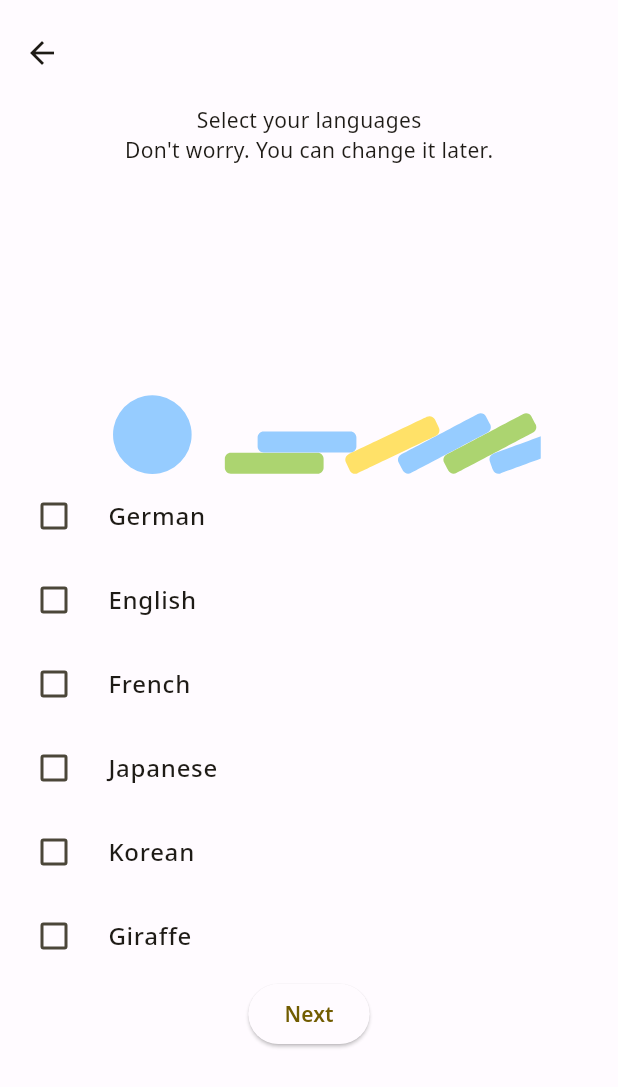
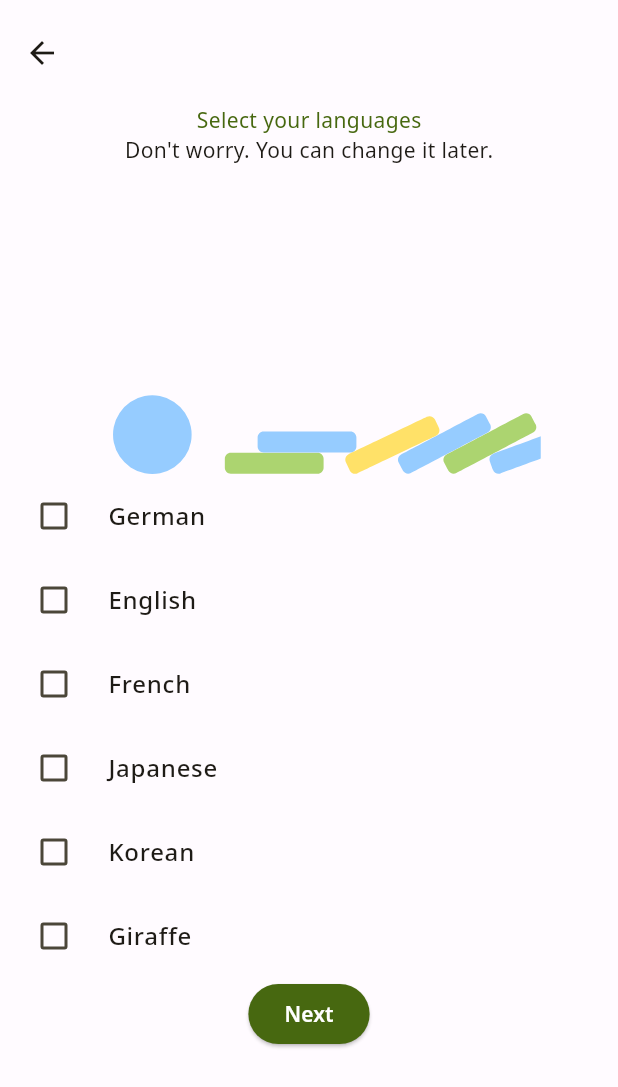
Before and after one commit to domephant/vocabulary, a Flutter app: the LanguageSelectionScreen screen opened directly, on a phone screen of 412 x 824 dp. Shown: the top 1087 px of the screen. Run offline on Flutter 3.47's test engine with Material 2 defaults, Android fonts, the phone set to English and light mode, and no system bars; our stand-ins replace firebase_core, font_awesome_flutter, lottie, page_transition; accounts and stored records are empty.

Commit message:
Fixed colors and color behavior

```diff
--- a/lib/components/buttons/vocab_first_setup_button.dart
+++ b/lib/components/buttons/vocab_first_setup_button.dart
@@ -3,15 +3,16 @@ import 'package:flutter/material.dart';
 class VocabFirstSetupButton extends StatelessWidget {
   final Text title;
   final VoidCallback onPressed;
+  final ButtonStyle style;
 
   const VocabFirstSetupButton(
-      {Key? key, required this.title, required this.onPressed})
+      {Key? key,
+      required this.title,
+      required this.onPressed,
+      required this.style})
       : super(key: key);
   @override
   Widget build(BuildContext context) {
-    return ElevatedButton(
-      onPressed: onPressed,
-      child: title,
-    );
+    return ElevatedButton(onPressed: onPressed, child: title, style: style);
   }
 }
--- a/lib/components/navigation/vocab_appbar.dart
+++ b/lib/components/navigation/vocab_appbar.dart
@@ -12,9 +12,8 @@ class VocabAppBar extends StatelessWidget implements PreferredSizeWidget {
   @override
   Widget build(BuildContext context) {
     return AppBar(
-      backgroundColor: Colors.white,
-      surfaceTintColor: Colors.white,
       toolbarHeight: AppBar().preferredSize.height * 1.25,
+      elevation: 0,
       leading: IconButton(
         onPressed: () {
           Scaffold.of(context).openDrawer();
--- a/lib/components/navigation/vocab_listtile.dart
+++ b/lib/components/navigation/vocab_listtile.dart
@@ -29,7 +29,8 @@ class VocabListTile extends StatelessWidget {
             style: Theme.of(context).textTheme.labelLarge,
           ),
           selected: enabled,
-          selectedColor: Colors.black,
+          iconColor: Theme.of(context).colorScheme.onBackground,
+          selectedTileColor: Theme.of(context).colorScheme.surfaceVariant,
           onTap: onPressed),
     );
   }
--- a/lib/components/selection/vocab_checkbox.dart
+++ b/lib/components/selection/vocab_checkbox.dart
@@ -1,7 +1,7 @@
 import 'package:flutter/material.dart';
 
 class VocabCheckBox extends StatefulWidget {
-  final Text title;
+  final String title;
   const VocabCheckBox({
     Key? key,
     required this.title,
@@ -18,7 +18,16 @@ class _VocabCheckBoxState extends State<VocabCheckBox> {
     return CheckboxListTile(
         controlAffinity: ListTileControlAffinity.leading,
         value: ticked,
-        title: widget.title,
+        title: Text(
+          widget.title,
+          style: TextStyle(
+              color: ticked
+                  ? Theme.of(context).colorScheme.tertiary
+                  : Theme.of(context).colorScheme.onBackground),
+        ),
+        activeColor: Theme.of(context).colorScheme.tertiary,
+        checkboxShape:
+            RoundedRectangleBorder(borderRadius: BorderRadius.circular(2)),
         onChanged: (value) {
           setState(() {
             ticked = !ticked;
--- a/lib/main.dart
+++ b/lib/main.dart
@@ -1,6 +1,7 @@
 import 'package:flutter/material.dart';
 import 'package:provider/provider.dart';
 import 'package:vocabulary/providers/page_index_provider.dart';
+import 'package:vocabulary/screens/first_setup/welcome.dart';
 import 'package:vocabulary/styles/color_schemes.g.dart';
 import 'package:vocabulary/styles/custom_color.g.dart';
 import 'package:vocabulary/wrapper/page_wrapper.dart';
@@ -75,6 +76,7 @@ class MyApp extends StatelessWidget {
                 //height: 16,
               ),
             ),
+        scaffoldBackgroundColor: const Color(0xFFFFFBFF),
       ),
       darkTheme: ThemeData(
         useMaterial3: true,
@@ -132,7 +134,7 @@ class MyApp extends StatelessWidget {
               ),
             ),
       ),
-      home: const PageWrapper(),
+      home: const WelcomeScreen(),
     );
   }
 }
--- a/lib/screens/first_setup/language_selection.dart
+++ b/lib/screens/first_setup/language_selection.dart
@@ -1,3 +1,5 @@
+import 'dart:ui';
+
 import 'package:flutter/material.dart';
 import 'package:lottie/lottie.dart';
 import 'package:page_transition/page_transition.dart';
@@ -18,9 +20,12 @@ class LanguageSelectionScreen extends StatelessWidget {
           mainAxisSize: MainAxisSize.max,
           crossAxisAlignment: CrossAxisAlignment.center,
           children: [
-            Column(children: const [
-              Text("Select your languages"),
-              Text("Don't worry. You can change it later."),
+            Column(children: [
+              Text(
+                "Select your languages",
+                style: TextStyle(color: Theme.of(context).colorScheme.tertiary),
+              ),
+              const Text("Don't worry. You can change it later."),
             ]),
             Lottie.asset('images/lotties/setup/lottie_setupscreen_02.json',
                 fit: BoxFit.fitWidth,
@@ -30,22 +35,22 @@ class LanguageSelectionScreen extends StatelessWidget {
             Column(
               children: const [
                 VocabCheckBox(
-                  title: Text("German"),
+                  title: "German",
                 ),
                 VocabCheckBox(
-                  title: Text("English"),
+                  title: "English",
                 ),
                 VocabCheckBox(
-                  title: Text("French"),
+                  title: "French",
                 ),
                 VocabCheckBox(
-                  title: Text("Japanese"),
+                  title: "Japanese",
                 ),
                 VocabCheckBox(
-                  title: Text("Korean"),
+                  title: "Korean",
                 ),
                 VocabCheckBox(
-                  title: Text("Giraffe"),
+                  title: "Giraffe",
                 ),
               ],
             ),
@@ -59,7 +64,14 @@ class LanguageSelectionScreen extends StatelessWidget {
                       type: PageTransitionType.rightToLeftWithFade,
                       duration: const Duration(milliseconds: 250)),
                 );
-                })
+              },
+              style: ButtonStyle(
+                backgroundColor: MaterialStateProperty.all(
+                    Theme.of(context).colorScheme.tertiary),
+                foregroundColor: MaterialStateProperty.all(
+                    Theme.of(context).colorScheme.onPrimary),
+              ),
+            )
           ],
         ),
       ),
--- a/lib/screens/first_setup/welcome.dart
+++ b/lib/screens/first_setup/welcome.dart
@@ -16,7 +16,10 @@ class WelcomeScreen extends StatelessWidget {
           mainAxisSize: MainAxisSize.max,
           crossAxisAlignment: CrossAxisAlignment.center,
           children: [
-            const Text("Welcome"),
+            Text(
+              "Welcome",
+              style: TextStyle(color: Theme.of(context).colorScheme.secondary),
+            ),
             SizedBox(
               height: MediaQuery.of(context).size.height * 0.4,
               child: Lottie.asset(
```
Also changed, not shown: lib/components/cards/level_ups_card.dart (+9 -3 lines), lib/components/dialogs/dialog_frame.dart (+21 -7 lines), lib/screens/first_setup/setup_finished.dart (+12 -2 lines). Lines whose indentation alone changed are shown as unchanged.
